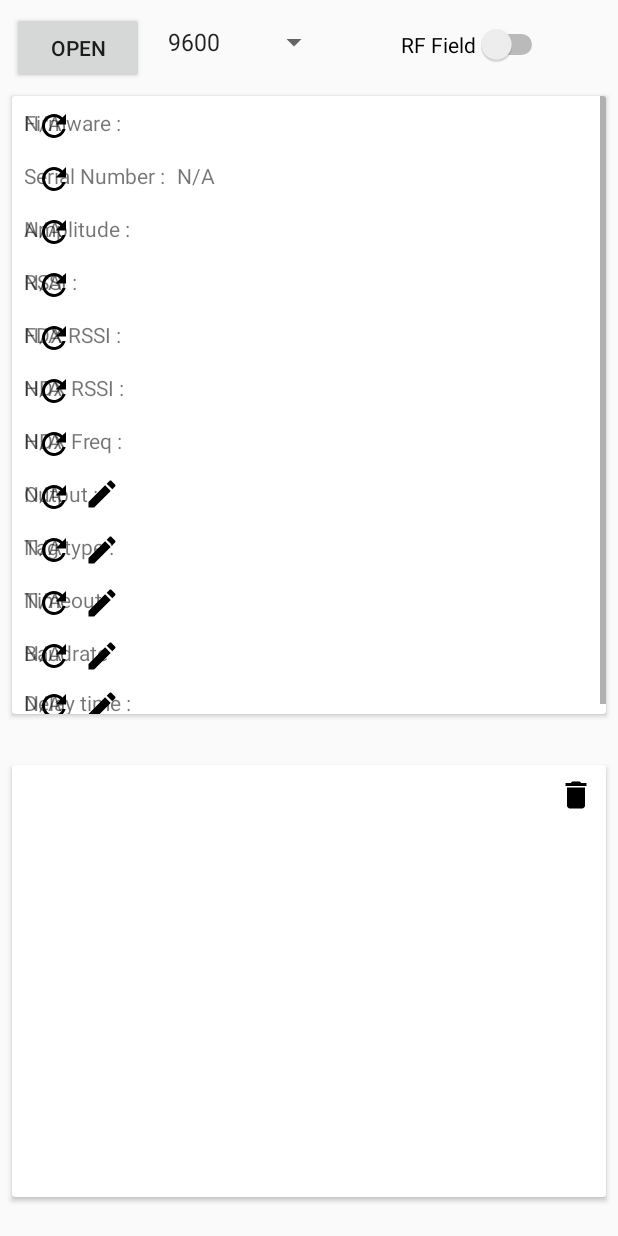
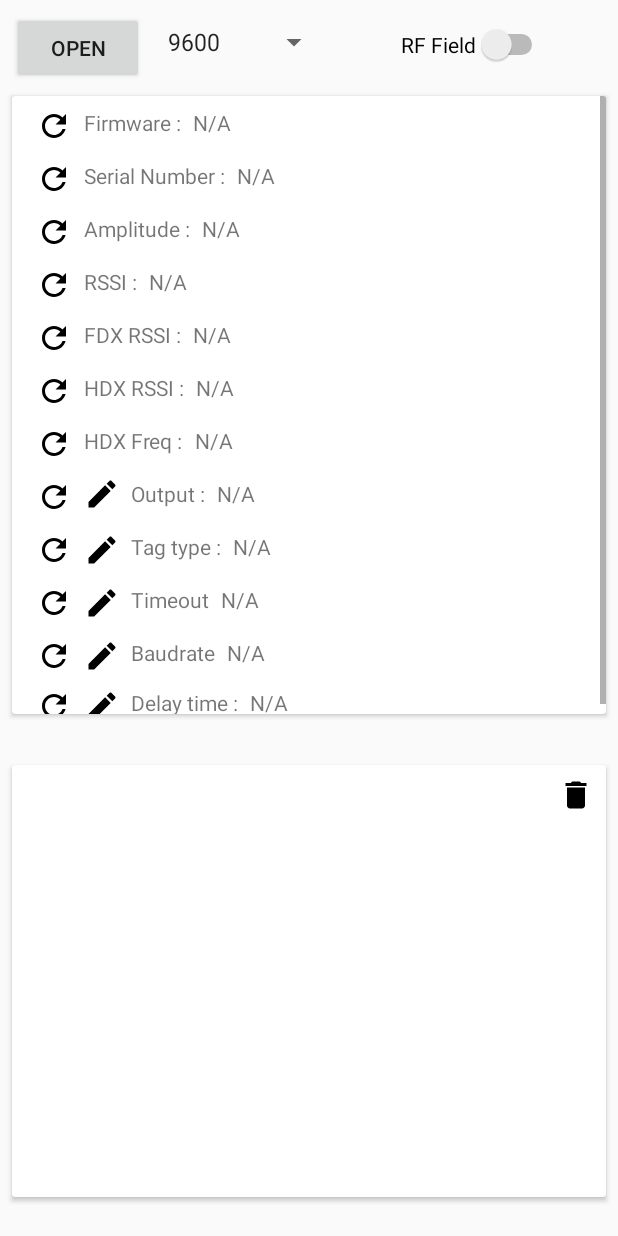
Before and after one commit to Coppernic/AgridentWedgeSample, an Android app: the layout activity_sample.xml on its own in the app's theme, with its tools: preview values and no code run, on a phone screen of 412 x 824 dp. Run offline under Robolectric (Android 15) with nearby library versions, the phone set to English and light mode, and no system bars.

Commit message:
Corrects XML constraints

```diff
--- a/app/src/main/res/layout/activity_sample.xml
+++ b/app/src/main/res/layout/activity_sample.xml
@@ -227,7 +227,7 @@
                     android:layout_marginStart="8dp"
                     android:layout_marginTop="8dp"
                     android:text="@string/firmware"
-                    app:layout_constraintStart_toStartOf="parent"
+                    app:layout_constraintStart_toEndOf="@id/btnGetFirmware"
                     app:layout_constraintTop_toTopOf="parent" />
 
                 <TextView
@@ -237,7 +237,7 @@
                     android:layout_marginStart="8dp"
                     android:layout_marginTop="16dp"
                     android:text="@string/serial_number"
-                    app:layout_constraintStart_toStartOf="parent"
+                    app:layout_constraintStart_toEndOf="@id/btnGetSerialNumber"
                     app:layout_constraintTop_toBottomOf="@+id/tvFirmware" />
 
                 <TextView
@@ -247,7 +247,7 @@
                     android:layout_marginStart="8dp"
                     android:layout_marginTop="16dp"
                     android:text="@string/amplitude"
-                    app:layout_constraintStart_toStartOf="parent"
+                    app:layout_constraintStart_toEndOf="@id/btnGetAmplitude"
                     app:layout_constraintTop_toBottomOf="@+id/tvSn" />
 
                 <TextView
@@ -257,7 +257,7 @@
                     android:layout_marginStart="8dp"
                     android:layout_marginTop="16dp"
                     android:text="@string/rssi"
-                    app:layout_constraintStart_toStartOf="parent"
+                    app:layout_constraintStart_toEndOf="@id/btnGetRssi"
                     app:layout_constraintTop_toBottomOf="@+id/tvAmplitude" />
 
                 <TextView
@@ -266,7 +266,7 @@
                     android:layout_height="wrap_content"
                     android:layout_marginStart="8dp"
                     android:text="@string/n_a"
-                    app:layout_constraintStart_toEndOf="@+id/barrier"
+                    app:layout_constraintStart_toEndOf="@+id/tvFirmware"
                     app:layout_constraintTop_toTopOf="@+id/tvFirmware" />
 
                 <TextView
@@ -284,7 +284,7 @@
                     android:layout_height="17dp"
                     android:layout_marginStart="8dp"
                     android:text="@string/n_a"
-                    app:layout_constraintStart_toEndOf="@+id/barrier"
+                    app:layout_constraintStart_toEndOf="@+id/tvAmplitude"
                     app:layout_constraintTop_toTopOf="@+id/tvAmplitude" />
 
                 <TextView
@@ -293,7 +293,7 @@
                     android:layout_height="wrap_content"
                     android:layout_marginStart="8dp"
                     android:text="@string/n_a"
-                    app:layout_constraintStart_toEndOf="@+id/barrier"
+                    app:layout_constraintStart_toEndOf="@+id/tvRssi"
                     app:layout_constraintTop_toTopOf="@+id/tvRssi" />
 
                 <TextView
@@ -303,7 +303,7 @@
                     android:layout_marginStart="8dp"
                     android:layout_marginTop="16dp"
                     android:text="@string/fdx_rssi"
-                    app:layout_constraintStart_toStartOf="parent"
+                    app:layout_constraintStart_toEndOf="@id/btnGetFDXRssi"
                     app:layout_constraintTop_toBottomOf="@+id/tvRssi" />
 
                 <TextView
@@ -312,7 +312,7 @@
                     android:layout_height="wrap_content"
                     android:layout_marginStart="8dp"
                     android:text="@string/n_a"
-                    app:layout_constraintStart_toEndOf="@+id/barrier"
+                    app:layout_constraintStart_toEndOf="@+id/tvFdxRssi"
                     app:layout_constraintTop_toTopOf="@+id/tvFdxRssi" />
 
                 <TextView
@@ -322,7 +322,7 @@
                     android:layout_marginStart="8dp"
                     android:layout_marginTop="16dp"
                     android:text="@string/hdx_rssi"
-                    app:layout_constraintStart_toStartOf="parent"
+                    app:layout_constraintStart_toEndOf="@id/btnGetHDXRssi"
                     app:layout_constraintTop_toBottomOf="@+id/tvFdxRssi" />
 
                 <TextView
@@ -331,7 +331,7 @@
                     android:layout_height="wrap_content"
                     android:layout_marginStart="8dp"
                     android:text="@string/n_a"
-                    app:layout_constraintStart_toEndOf="@+id/barrier"
+                    app:layout_constraintStart_toEndOf="@+id/tvHdxRssi"
                     app:layout_constraintTop_toTopOf="@+id/tvHdxRssi" />
 
                 <TextView
@@ -341,7 +341,7 @@
                     android:layout_marginStart="8dp"
                     android:layout_marginTop="16dp"
                     android:text="@string/hdx_freq"
-                    app:layout_constraintStart_toStartOf="parent"
+                    app:layout_constraintStart_toEndOf="@id/btnGetHDXFreq"
                     app:layout_constraintTop_toBottomOf="@+id/tvHdxRssi" />
 
                 <TextView
@@ -350,7 +350,7 @@
                     android:layout_height="wrap_content"
                     android:layout_marginStart="8dp"
                     android:text="@string/n_a"
-                    app:layout_constraintStart_toEndOf="@+id/barrier"
+                    app:layout_constraintStart_toEndOf="@+id/tvHdxFreq"
                     app:layout_constraintTop_toTopOf="@+id/tvHdxFreq" />
 
                 <ImageButton
@@ -371,7 +371,7 @@
                     android:layout_height="wrap_content"
                     android:layout_marginTop="16dp"
                     android:layout_marginStart="8dp"
-                    app:layout_constraintStart_toStartOf="parent"
+                    app:layout_constraintStart_toEndOf="@id/btnEditOutput"
                     app:layout_constraintTop_toBottomOf="@+id/tvHdxFreq" />
 
                 <TextView
@@ -380,7 +380,7 @@
                     android:layout_width="wrap_content"
                     android:layout_height="wrap_content"
                     android:layout_marginStart="8dp"
-                    app:layout_constraintStart_toEndOf="@+id/barrier"
+                    app:layout_constraintStart_toEndOf="@+id/tvOutput"
                     app:layout_constraintTop_toTopOf="@+id/tvOutput" />
 
                 <androidx.constraintlayout.widget.Barrier
@@ -411,7 +411,7 @@
                     android:layout_marginStart="8dp"
                     android:layout_marginTop="16dp"
                     android:text="@string/tag_type"
-                    app:layout_constraintStart_toStartOf="parent"
+                    app:layout_constraintStart_toEndOf="@+id/btnEditTagType"
                     app:layout_constraintTop_toBottomOf="@+id/tvOutput" />
 
                 <TextView
@@ -421,7 +421,7 @@
                     android:layout_marginStart="8dp"
                     android:layout_marginTop="16dp"
                     android:text="@string/timeout"
-                    app:layout_constraintStart_toStartOf="parent"
+                    app:layout_constraintStart_toEndOf="@id/btnEditTimeout"
                     app:layout_constraintTop_toBottomOf="@+id/tvTagType" />
 
                 <TextView
@@ -431,7 +431,7 @@
                     android:layout_marginStart="8dp"
                     android:layout_marginTop="16dp"
                     android:text="@string/baudrate"
-                    app:layout_constraintStart_toStartOf="parent"
+                    app:layout_constraintStart_toEndOf="@id/btnEditBaudrate"
                     app:layout_constraintTop_toBottomOf="@+id/tvTimeout" />
 
                 <TextView
@@ -441,7 +441,7 @@
                     android:layout_marginStart="8dp"
                     android:layout_marginTop="16dp"
                     android:text="@string/delay_time"
-                    app:layout_constraintStart_toStartOf="parent"
+                    app:layout_constraintStart_toEndOf="@id/btnEditDelayTime"
                     app:layout_constraintTop_toBottomOf="@+id/tvBaudrate" />
 
                 <TextView
@@ -450,7 +450,7 @@
                     android:layout_height="wrap_content"
                     android:layout_marginStart="8dp"
                     android:text="@string/n_a"
-                    app:layout_constraintStart_toEndOf="@+id/barrier"
+                    app:layout_constraintStart_toEndOf="@+id/tvTagType"
                     app:layout_constraintTop_toTopOf="@+id/tvTagType" />
 
                 <TextView
@@ -459,7 +459,7 @@
                     android:layout_height="wrap_content"
                     android:layout_marginStart="8dp"
                     android:text="@string/n_a"
-                    app:layout_constraintStart_toEndOf="@+id/barrier"
+                    app:layout_constraintStart_toEndOf="@+id/tvTimeout"
                     app:layout_constraintTop_toTopOf="@+id/tvTimeout" />
 
                 <TextView
@@ -468,7 +468,7 @@
                     android:layout_height="wrap_content"
                     android:layout_marginStart="8dp"
                     android:text="@string/n_a"
-                    app:layout_constraintStart_toEndOf="@+id/barrier"
+                    app:layout_constraintStart_toEndOf="@+id/tvBaudrate"
                     app:layout_constraintTop_toTopOf="@+id/tvBaudrate" />
 
                 <TextView
@@ -477,7 +477,7 @@
                     android:layout_height="wrap_content"
                     android:layout_marginStart="8dp"
                     android:text="@string/n_a"
-                    app:layout_constraintStart_toEndOf="@+id/barrier"
+                    app:layout_constraintStart_toEndOf="@+id/tvDelayTime"
                     app:layout_constraintTop_toTopOf="@+id/tvDelayTime" />
             </androidx.constraintlayout.widget.ConstraintLayout>
         </ScrollView>
```
